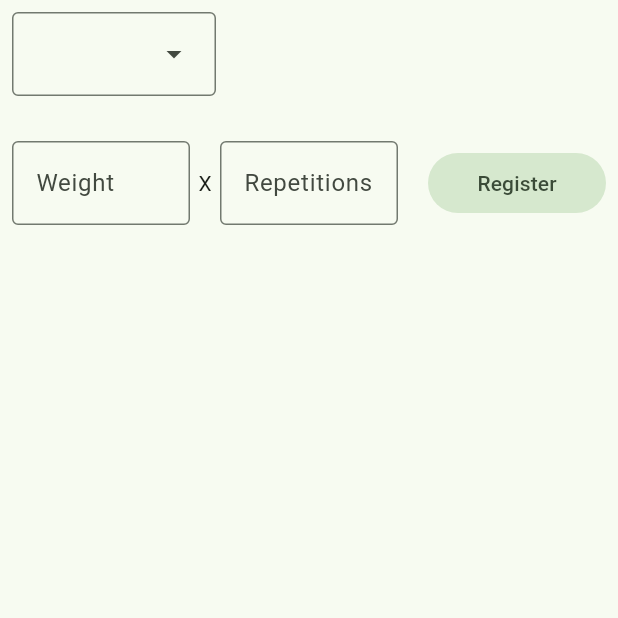
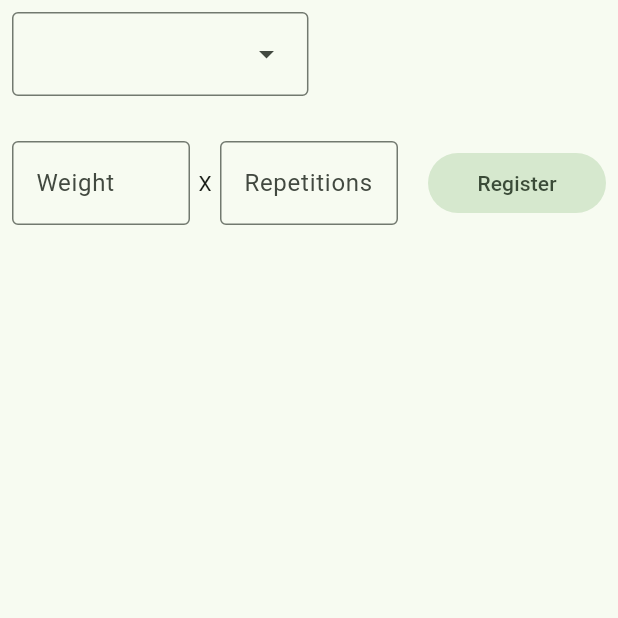
Before and after one commit to MillarCD/flutter_exercise_app, a Flutter app: the screen it shows after launch, after a tap on "Start Training", on a phone screen of 412 x 824 dp, the top half of it. Run offline on Flutter 3.47's test engine with Material 2 defaults, Android fonts, the phone set to English and light mode, and no system bars; our stand-ins replace go_router, sqflite; accounts and stored records are empty.

Commit message:
creacion y conexion a la base de datos lista

```diff
--- /dev/null
+++ b/lib/controllers/training_controller.dart
@@ -0,0 +1,29 @@
+
+import 'package:eapp/models/series.dart';
+
+class TrainingController {
+
+  List<Series> series = [];
+  DateTime? start;
+  DateTime? end;
+
+  static final TrainingController _instance = TrainingController._();
+  TrainingController._();
+
+  factory TrainingController() => _instance;
+
+  void startTraining() {
+    // TODO: setea la hora de inicio
+  }
+
+  void addSeries() {
+    // TODO: agrega una serie a la lista
+  }
+
+  bool endTraining() {
+    // TODO: guarda en la base de datos el entrenamiento
+
+    // TODO: borra todas las varibles
+    return false;
+  }
+}
--- /dev/null
+++ b/lib/models/exercise.dart
@@ -0,0 +1,13 @@
+class Exercise {
+  final int id;
+  final String name;
+
+  Exercise({
+    required this.id,
+    required this.name
+  });
+
+  factory Exercise.fromMap(Map<String, dynamic> exercise) {
+    return Exercise(id: exercise['id'], name: exercise['name']);
+  }
+}
--- /dev/null
+++ b/lib/models/series.dart
@@ -0,0 +1,11 @@
+class Series {
+  final double weight;
+  final int repetitions;
+  final int idExercise;
+
+  Series({
+    required this.idExercise,
+    required this.weight,
+    required this.repetitions,
+  });
+}
--- a/lib/persistence/db.dart
+++ b/lib/persistence/db.dart
@@ -1,3 +1,4 @@
+import 'package:eapp/models/exercise.dart';
 import 'package:sqflite/sqflite.dart';
 
 class DB {
@@ -41,10 +42,21 @@ class DB {
               CREATE TABLE Training (
                 id INTEGER PRIMARY KEY AUTOINCREMENT,
                 start_datetime DATETIME,
-                end_datetime DATETIME,
+                end_datetime DATETIME
               )
           '''
         );
+
+        await db.rawInsert(
+          '''
+              INSERT INTO Exercise (name) VALUES
+              ("Curd de biceps"),
+              ("Press de banca"),
+              ("Press militar"),
+              ("Sentadillas")
+          '''
+        );
+
       }
     );
   }
@@ -56,6 +68,13 @@ class DB {
     return _database!;
   }
 
+  Future<List<Exercise>> getExercises() async {
+    final Database db = await database;
+    final res = await db.rawQuery('SELECT * FROM Exercise');
+
+    return [ ...res.map((e) => Exercise.fromMap(e))];
+  }
+
   // TODO: registrar rutina;
 
   // TODO: obtener todas las rutinas
--- a/lib/screens/training_screen.dart
+++ b/lib/screens/training_screen.dart
@@ -1,5 +1,8 @@
+import 'package:flutter/material.dart';
+
+import 'package:eapp/models/exercise.dart';
+import 'package:eapp/persistence/db.dart';
 import 'package:eapp/widgets/serie_form.dart';
-import 'package:flutter/material.dart';
 
 class TrainingScreen extends StatelessWidget {
 
@@ -8,22 +11,30 @@ class TrainingScreen extends StatelessWidget {
   @override
   Widget build(BuildContext context) {
 
-    const  List<DropdownMenuEntry> entries = [
-      DropdownMenuEntry(value: 1, label: 'hello'),
-      DropdownMenuEntry(value: 2, label: 'world'),
-      DropdownMenuEntry(value: 3, label: 'drop'),
-      DropdownMenuEntry(value: 4, label: 'down'),
+    return Scaffold(
+      body: FutureBuilder(
+        future: DB().getExercises(),
+
+        builder: (context, snapshot) {
+          if (!snapshot.hasData) return const Center(child: CircularProgressIndicator());
+
+          final List<Exercise> data = snapshot.data!;
+          List<DropdownMenuEntry> entries = [
+            ...data.map(
+              (e) => DropdownMenuEntry(
+                value: e,
+                label: e.name,
+              )
+            )
           ];
 
-
-    return Scaffold(
-      body: SafeArea(
+          return SafeArea(
             child: Padding(
               padding:  const EdgeInsets.all(8.0),
               child: Column(
                 crossAxisAlignment: CrossAxisAlignment.start,
                 children: [
-              const DropdownMenu(
+                  DropdownMenu(
                     dropdownMenuEntries: entries
                   ),
 
@@ -47,6 +58,10 @@ class TrainingScreen extends StatelessWidget {
                 ],
               ),
             ),
+          );
+        },
+
+
       ),
     );
   }
```
Lines whose indentation alone changed are shown as unchanged.
